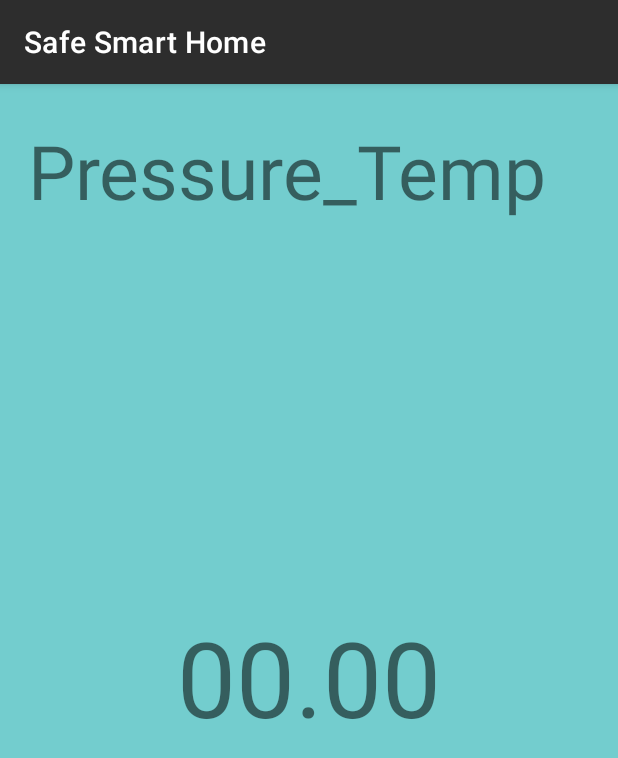
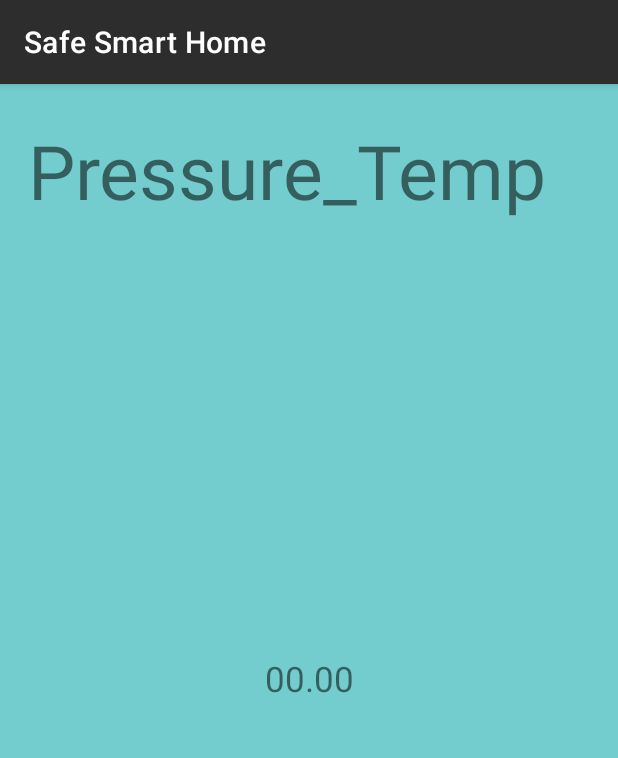
Before and after one commit to ETS-Android5/SAFESMARTHOME, an Android app: the Pressure_Temp screen opened directly, with no data from a screen before it, on a phone screen of 412 x 824 dp. Shown: the top 758 px of the screen. Run offline under Robolectric (Android 15) with nearby library versions, the phone set to English and light mode, and no system bars; our stand-ins replace Firebase (no records; nobody signed in at launch, a user with empty details on screens opened directly); Roboto replaces fonts that are not available here.

Commit message:
Added first value for each variable from the firebase Database.

```diff
--- a/SMARTHOME/src/main/java/ca/team/safe/smart/home/it/safe/smart/home/ui/main/DistanceSensor.java
+++ b/SMARTHOME/src/main/java/ca/team/safe/smart/home/it/safe/smart/home/ui/main/DistanceSensor.java
@@ -72,9 +72,8 @@ View view;
 //                        listView.setAdapter(new ArrayAdapter<String>(DistanceSensor.this,
 //                                android.R.layout.simple_list_item_1, d1));
                             final int[] i = {0};
-                        new CountDownTimer(1000*d1.size()+1000, 1000) {
+                        new CountDownTimer(1000*d1.size(), 1000) {
                             public void onTick(long millisUntilFinished) {
-                                i[0]++;
 //                                Random rnd = new Random();
 //                                int color = Color.argb(255, rnd.nextInt(256), rnd.nextInt(256), rnd.nextInt(256));
                               if (i[0]%2==0)
@@ -82,10 +81,10 @@ View view;
                                 else view.setBackgroundColor(Color.GREEN);
 //                                Dis.setText("seconds remaining: " + millisUntilFinished / 1000);
                                 Dis.setText(" "+d1.get(i[0]));
+                                i[0]++;
                             }
 
                             public void onFinish() {
-                               // Dis.setText("done!");
                             }
                         }.start();
 
--- a/SMARTHOME/src/main/java/ca/team/safe/smart/home/it/safe/smart/home/ui/main/Pressure_Temp.java
+++ b/SMARTHOME/src/main/java/ca/team/safe/smart/home/it/safe/smart/home/ui/main/Pressure_Temp.java
@@ -59,11 +59,11 @@ public class Pressure_Temp  extends AppCompatActivity {
                     if (d1.size()>0)
                     {
                         final int[] i = {0};
-                        new CountDownTimer(1000*d1.size()+1000, 1000) {
+                        new CountDownTimer(1000*d1.size(), 1000) {
                             public void onTick(long millisUntilFinished) {
+                                Dis.setText(" "+d1.get(i[0]));
                                 i[0]++;
-                                Dis.setText(" "+d1.get(i[0]));
-                        }
+                            }
 
                          public void onFinish() {
 
--- a/SMARTHOME/src/main/res/layout/activity_pressure_temp.xml
+++ b/SMARTHOME/src/main/res/layout/activity_pressure_temp.xml
@@ -14,7 +14,7 @@
         android:layout_width="wrap_content"
         android:layout_height="wrap_content"
         android:text="00.00"
-        android:textSize="70dp"
+        android:textSize="23dp"
         app:layout_constraintBottom_toBottomOf="parent"
         app:layout_constraintEnd_toEndOf="parent"
         app:layout_constraintStart_toStartOf="parent"
```
Also changed, not shown: 7 other files.
